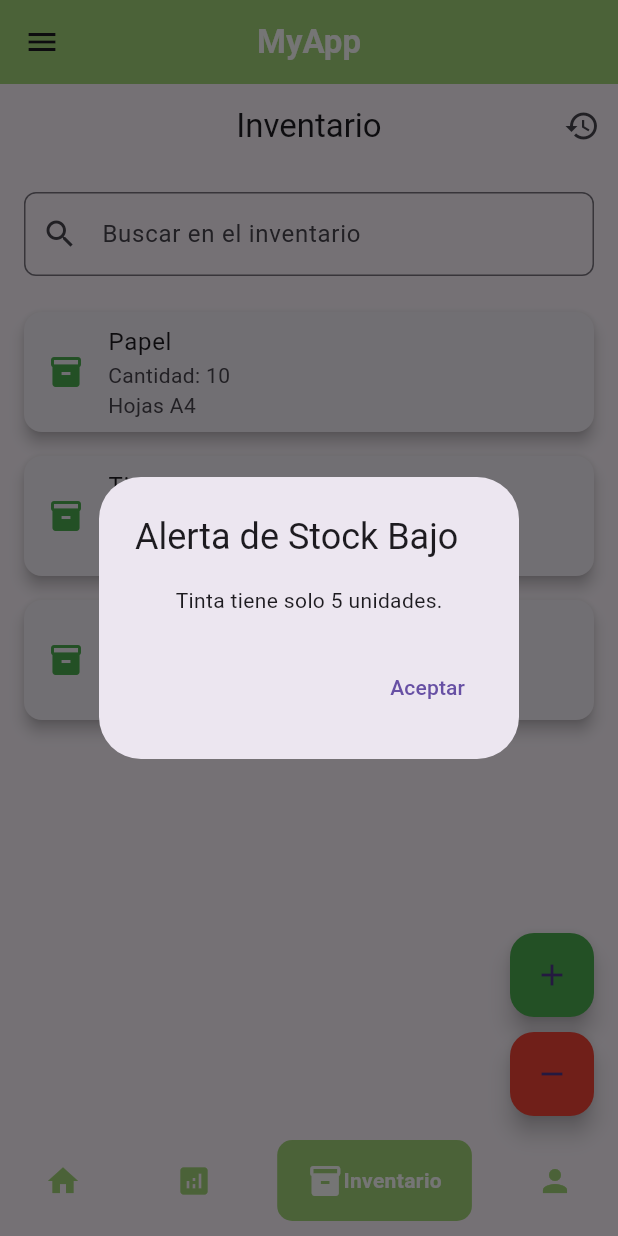
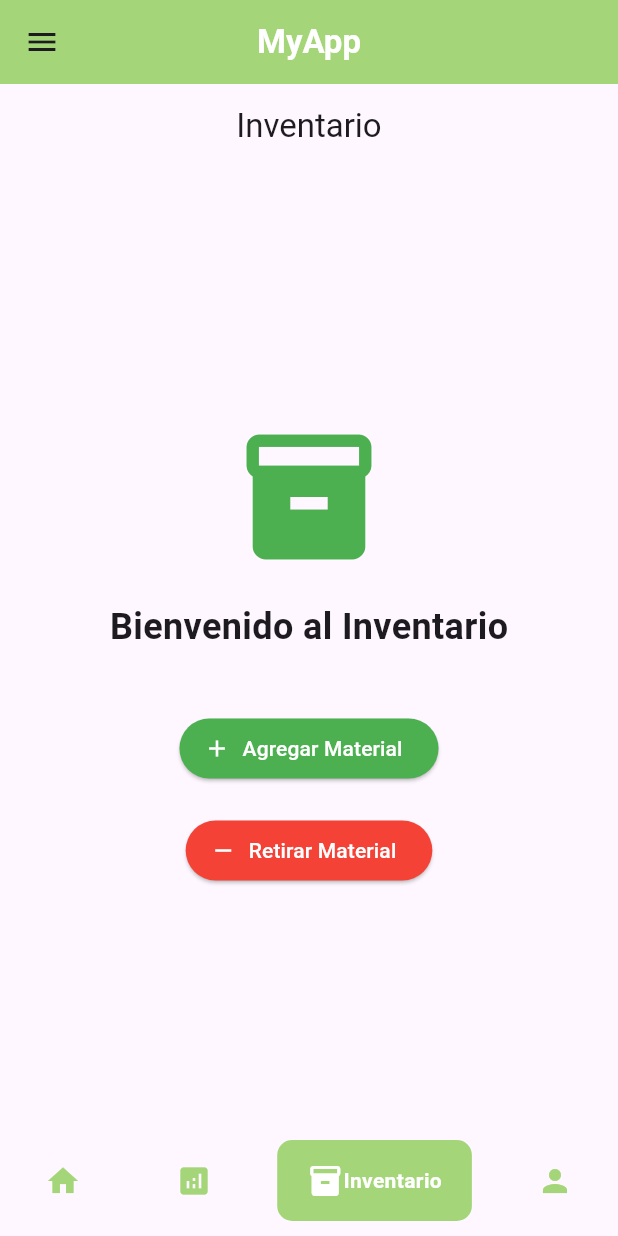
Before and after one commit to Javier-Rivera2311/Eventos_cari_tipe3, a Flutter app: the screen it shows after launch, item 3 of the bottom bar chosen, on a phone screen of 412 x 824 dp. Run offline on Flutter 3.47's test engine with Material 3 defaults, Android fonts, the phone set to English and light mode, and no system bars; drawn by our look-alikes of google_nav_bar; our stand-ins replace fl_chart.

Commit message:
Revert "Merge pull request #47 from Javier-Rivera2311/javier"
This reverts commit e38a74f1ee733f12afa075de260f51e343bab49b, reversing
changes made to c396379757aac73dbc1ce58428740ba925c97c71.

```diff
--- a/lib/screens/inventory.dart
+++ b/lib/screens/inventory.dart
@@ -1,93 +1,9 @@
 import 'package:flutter/material.dart';
 import '../widgets/admission_form.dart';
 import '../widgets/withdrawal_form.dart';
-import '../widgets/inventory_history.dart';
-import '../widgets/alert_stock_inventory.dart';
 
-class InventoryScreen extends StatefulWidget {
+class InventoryScreen extends StatelessWidget {
   const InventoryScreen({super.key});
-
-  @override
-  State<InventoryScreen> createState() => _InventoryScreenState();
-}
-
-class _InventoryScreenState extends State<InventoryScreen> {
-  // Lista de ejemplo para el inventario
-  final List<Map<String, String>> inventory = [
-    {'nombre': 'Papel', 'cantidad': '10', 'descripcion': 'Hojas A4'},
-    {'nombre': 'Tinta', 'cantidad': '5', 'descripcion': 'Cartuchos de tinta negra'},
-    {'nombre': 'Carpetas', 'cantidad': '20', 'descripcion': 'Carpetas plásticas'},
-  ];
-
-  // Lista filtrada
-  List<Map<String, String>> filteredInventory = [];
-
-  // Controlador para la barra de búsqueda
-  final TextEditingController searchController = TextEditingController();
-
-  @override
-  void initState() {
-    super.initState();
-    filteredInventory = inventory; // Inicialmente muestra todo el inventario
-
-    // Verifica el stock bajo al iniciar la pantalla
-    WidgetsBinding.instance.addPostFrameCallback((_) {
-      _checkLowStock();
-    });
-  }
-
-  // Método para filtrar el inventario
-  void _filterInventory(String query) {
-    setState(() {
-      if (query.isEmpty) {
-        filteredInventory = inventory;
-      } else {
-        filteredInventory = inventory
-            .where((item) =>
-                item['nombre']!.toLowerCase().contains(query.toLowerCase()) ||
-                item['descripcion']!.toLowerCase().contains(query.toLowerCase()))
-            .toList();
-      }
-    });
-  }
-
-  // Método para verificar el stock bajo
-  void _checkLowStock() {
-    final lowStockItems = inventory
-        .where((item) => int.parse(item['cantidad']!) < 10)
-        .toList();
-
-    if (lowStockItems.isNotEmpty) {
-      _showLowStockAlert(lowStockItems);
-    }
-  }
-
-  // Muestra una alerta visual en la aplicación
-  void _showLowStockAlert(List<Map<String, String>> lowStockItems) {
-    showDialog(
-      context: context,
-      builder: (context) {
-        return AlertDialog(
-          title: const Text('Alerta de Stock Bajo'),
-          content: Column(
-            mainAxisSize: MainAxisSize.min,
-            children: lowStockItems.map((item) {
-              return Text(
-                  '${item['nombre']} tiene solo ${item['cantidad']} unidades.');
-            }).toList(),
-          ),
-          actions: [
-            TextButton(
-              onPressed: () {
-                Navigator.of(context).pop();
-              },
-              child: const Text('Aceptar'),
-            ),
-          ],
-        );
-      },
-    );
-  }
 
   @override
   Widget build(BuildContext context) {
@@ -95,85 +11,53 @@ class _InventoryScreenState extends State<InventoryScreen> {
       appBar: AppBar(
         title: const Text('Inventario'),
         centerTitle: true,
-        actions: [
-          IconButton(
-            icon: const Icon(Icons.history),
-            tooltip: 'Ver Historial',
-            onPressed: () {
-              Navigator.push(
-                context,
-                MaterialPageRoute(builder: (context) => const InventoryHistory()),
-              );
-            },
       ),
-        ],
+      body: Center(
+        child: Column(
+          mainAxisAlignment: MainAxisAlignment.center,
+          children: [
+            const Icon(
+              Icons.inventory,
+              size: 100,
+              color: Colors.green,
             ),
-      body: Column(
-        children: [
-          // Barra de búsqueda
-          Padding(
-            padding: const EdgeInsets.all(16.0),
-            child: TextField(
-              controller: searchController,
-              decoration: InputDecoration(
-                labelText: 'Buscar en el inventario',
-                prefixIcon: const Icon(Icons.search),
-                border: OutlineInputBorder(
-                  borderRadius: BorderRadius.circular(8.0),
+            const SizedBox(height: 20),
+            const Text(
+              'Bienvenido al Inventario',
+              style: TextStyle(fontSize: 24, fontWeight: FontWeight.bold),
             ),
-              ),
-              onChanged: _filterInventory,
-            ),
-          ),
-          // Lista del inventario
-          Expanded(
-            child: ListView.builder(
-              itemCount: filteredInventory.length,
-              itemBuilder: (context, index) {
-                final item = filteredInventory[index];
-                return Card(
-                  elevation: 4,
-                  margin: const EdgeInsets.symmetric(vertical: 8, horizontal: 16),
-                  child: ListTile(
-                    title: Text(item['nombre']!),
-                    subtitle: Text('Cantidad: ${item['cantidad']} \n${item['descripcion']}'),
-                    leading: const Icon(Icons.inventory, color: Colors.green),
-                  ),
-                );
-              },
-            ),
-          ),
-        ],
-      ),
-      floatingActionButton: Column(
-        mainAxisAlignment: MainAxisAlignment.end,
-        children: [
-          FloatingActionButton(
-            heroTag: 'add',
+            const SizedBox(height: 40),
+            ElevatedButton.icon(
               onPressed: () {
                 Navigator.push(
                   context,
                   MaterialPageRoute(builder: (context) => const AdmissionForm()),
                 );
               },
+              icon: const Icon(Icons.add, color: Colors.white),
+              label: const Text('Agregar Material'),
+              style: ElevatedButton.styleFrom(
                 backgroundColor: Colors.green,
-            child: const Icon(Icons.add),
-            tooltip: 'Agregar Material',
+                foregroundColor: Colors.white, // Cambia el color del texto a blanco
               ),
-          const SizedBox(height: 10),
-          FloatingActionButton(
-            heroTag: 'remove',
+            ),
+            const SizedBox(height: 20),
+            ElevatedButton.icon(
               onPressed: () {
                 Navigator.push(
                   context,
                   MaterialPageRoute(builder: (context) => const WithdrawalForm()),
                 );
               },
+              icon: const Icon(Icons.remove, color: Colors.white),
+              label: const Text('Retirar Material'),
+              style: ElevatedButton.styleFrom(
                 backgroundColor: Colors.red,
-            child: const Icon(Icons.remove),
-            tooltip: 'Retirar Material',
+                foregroundColor: Colors.white, // Cambia el color del texto a blanco
+              ),
             ),
           ],
+        ),
       ),
     );
   }
--- a/pubspec.yaml
+++ b/pubspec.yaml
@@ -36,7 +36,6 @@ dependencies:
   cupertino_icons: ^1.0.8
   google_nav_bar: ^5.0.7
   fl_chart: ^0.71.0
-  flutter_local_notifications: ^12.0.0
 
 dev_dependencies:
   flutter_test:
```
Also changed, not shown: lib/widgets/alert_stock_inventory.dart (deleted, +0 -104 lines), lib/widgets/inventory_history.dart (deleted, +0 -123 lines), pubspec.lock, 3 other files. Lines whose indentation alone changed are shown as unchanged.
